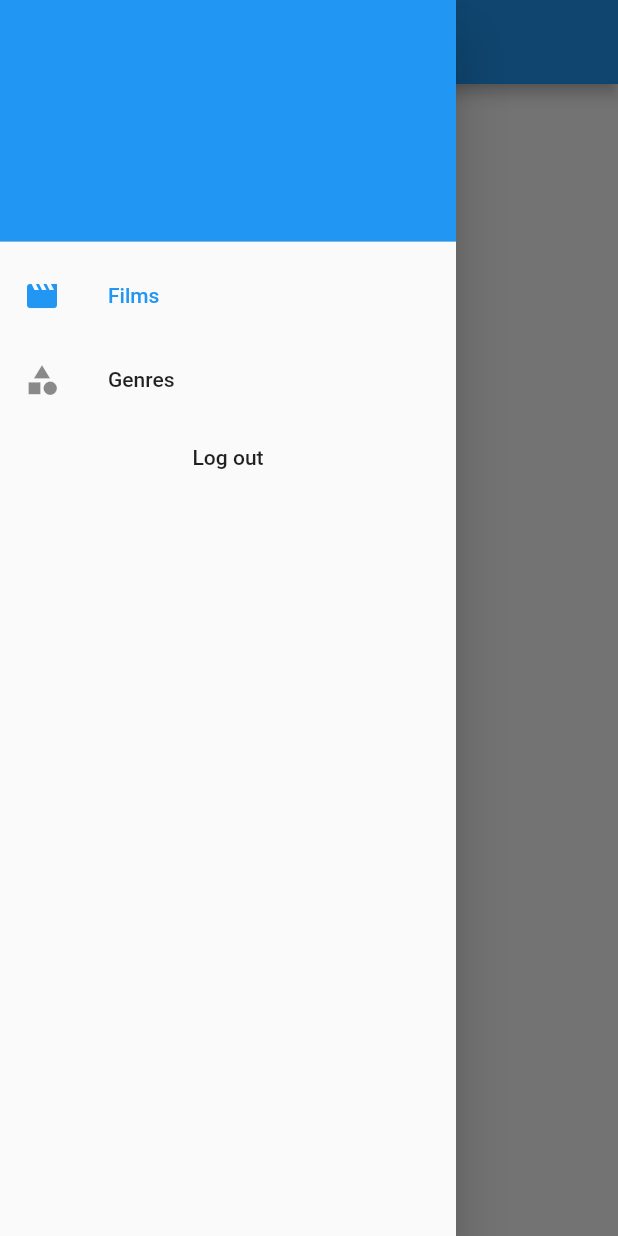
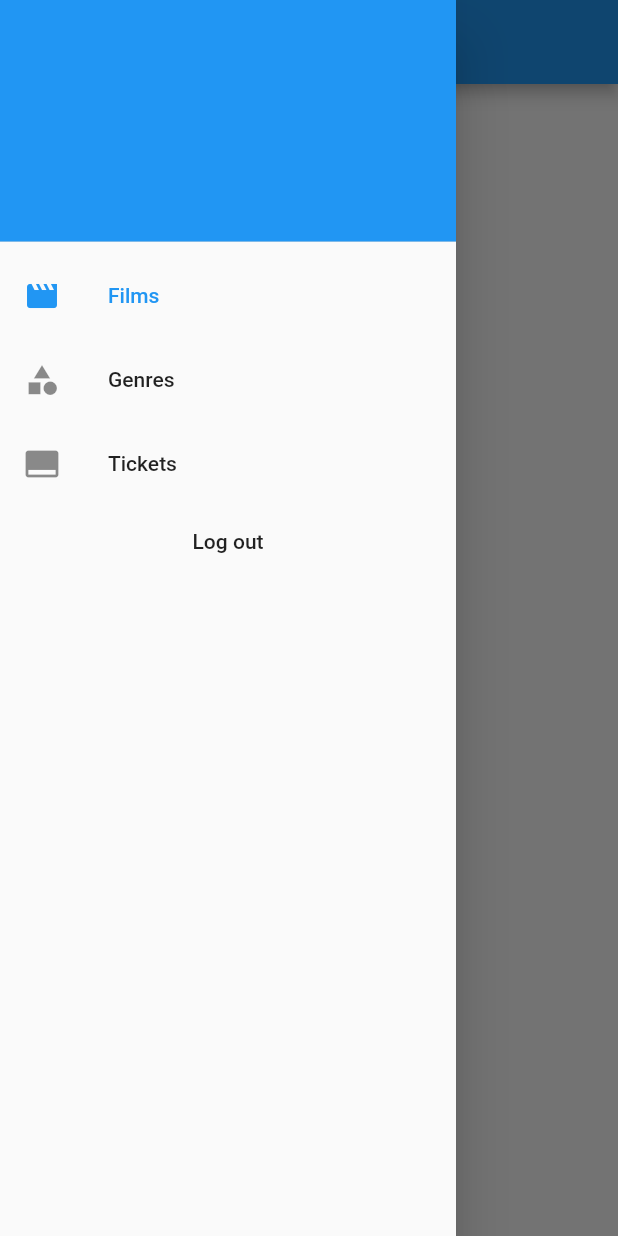
Before and after one commit to imhenoch/cinnamon, a Flutter app: the HomePage screen opened directly, with the side drawer open, on a phone screen of 412 x 824 dp. Run offline on Flutter 3.47's test engine with Material 2 defaults, Android fonts, the phone set to English and light mode, and no system bars; our stand-ins replace fluttertoast, shared_preferences; accounts and stored records are empty; network calls fail.

Commit message:
A lot of changes

```diff
--- a/lib/api/cinnema_api.dart
+++ b/lib/api/cinnema_api.dart
@@ -3,13 +3,14 @@ import 'dart:convert';
 import 'package:cinnamon/models/film.dart';
 import 'package:cinnamon/models/function.dart';
 import 'package:cinnamon/models/genre.dart';
+import 'package:cinnamon/models/ticket.dart';
 import 'package:cinnamon/models/user.dart';
 import 'package:cinnamon/shared/constants.dart';
 import 'package:http/http.dart' as http;
 import 'package:shared_preferences/shared_preferences.dart';
 
 class CinnemaApi {
-  static final _baseUrl = "http://192.168.1.74:8080";
+  static final _baseUrl = "http://10.100.4.191:8080";
   static var _headers = {
     "Accept": "application/json",
     "content-type": "application/json",
@@ -78,6 +79,16 @@ class CinnemaApi {
     }
   }
 
+  static Future<List<TheFunction>> getAllFunctions() async {
+    final response = await http.get('$_baseUrl/function', headers: _headers);
+
+    if (response.statusCode == 200) {
+      return functionsFromJson(response.body);
+    } else {
+      throw Exception('Failed to get functions');
+    }
+  }
+
   static Future<List<TheFunction>> getFunctions(Film film) async {
     final response =
         await http.get('$_baseUrl/function/${film.id}', headers: _headers);
@@ -120,8 +131,9 @@ class CinnemaApi {
         Constants.FAVORITE_GENRES_PREFERENCE, favoriteGenres);
   }
 
-  static Future<bool> saveTicket(int function, int row, int column) async {
-    var ticket = "$function,$row,$column";
+  static Future<bool> saveTicket(
+      String film, int row, int column, String date, String cinema) async {
+    var ticket = "$film,$row,$column,$date,$cinema";
     var preferences = await SharedPreferences.getInstance();
     List<String> tickets = [];
     if (preferences.containsKey(Constants.TICKETS_PREFERENCE)) {
@@ -131,6 +143,20 @@ class CinnemaApi {
     tickets.add(ticket);
     preferences.setStringList(Constants.TICKETS_PREFERENCE, tickets);
     return true;
+  }
+
+  static Future<List<Ticket>> getTickets() async {
+    var preferences = await SharedPreferences.getInstance();
+    List<String> savedTickets = [];
+    if (preferences.containsKey(Constants.TICKETS_PREFERENCE))
+      savedTickets = preferences.getStringList(Constants.TICKETS_PREFERENCE);
+    List<Ticket> tickets = [];
+    savedTickets.forEach((row) {
+      var rowParams = row.split(',');
+      tickets.add(Ticket(rowParams[0], int.parse(rowParams[1]),
+          int.parse(rowParams[2]), rowParams[3], rowParams[4]));
+    });
+    return tickets;
   }
 
   static Future<void> loadToken() async {
--- a/lib/models/function.dart
+++ b/lib/models/function.dart
@@ -1,6 +1,7 @@
 import 'dart:convert';
 
 import 'package:cinnamon/models/cinema.dart';
+import 'package:cinnamon/models/film.dart';
 
 List<TheFunction> functionsFromJson(String str) => new List<TheFunction>.from(json.decode(str).map((x) => TheFunction.fromJson(x)));
 
@@ -9,11 +10,13 @@ String functionsToJson(List<TheFunction> data) => json.encode(new List<dynamic>.
 class TheFunction {
   int id;
   Cinema cinema;
+  Film film;
   String date;
 
   TheFunction({
     this.id,
     this.cinema,
+    this.film,
     this.date,
   });
 
--- /dev/null
+++ b/lib/models/ticket.dart
@@ -0,0 +1,9 @@
+class Ticket {
+  final String film;
+  final int row;
+  final int column;
+  final String date;
+  final String cinema;
+
+  Ticket(this.film, this.row, this.column, this.date, this.cinema);
+}
--- a/lib/ui/film_details.dart
+++ b/lib/ui/film_details.dart
@@ -29,7 +29,7 @@ class _FilmPageState extends State<FilmPage> {
     Navigator.push(
         context,
         MaterialPageRoute(
-            builder: (BuildContext ctx) => SeatsPage(function)));
+            builder: (BuildContext ctx) => SeatsPage(function, widget._film)));
   }
 
   Widget _rating() {
--- a/lib/ui/home.dart
+++ b/lib/ui/home.dart
@@ -4,12 +4,14 @@ import 'package:cinnamon/shared/ui.dart';
 import 'package:cinnamon/ui/films.dart';
 import 'package:cinnamon/ui/genres.dart';
 import 'package:cinnamon/ui/login.dart';
+import 'package:cinnamon/ui/tickets.dart';
 import 'package:flutter/material.dart';
 
 class HomePage extends StatefulWidget {
   final drawerItems = [
     DrawerItem("Films", Icons.movie),
-    DrawerItem("Genres", Icons.category)
+    DrawerItem("Genres", Icons.category),
+    DrawerItem("Tickets", Icons.call_to_action)
   ];
 
   @override
@@ -50,6 +52,8 @@ class _HomePageState extends State<HomePage> {
         return Films();
       case 1:
         return Genres();
+      case 2:
+        return Tickets();
       default:
         return Text("Error");
     }
--- a/lib/ui/seats.dart
+++ b/lib/ui/seats.dart
@@ -1,15 +1,17 @@
 import 'package:cinnamon/api/cinnema_api.dart';
 import 'package:cinnamon/models/function.dart';
+import 'package:cinnamon/models/film.dart';
 import 'package:cinnamon/shared/ui.dart';
 import 'package:flutter/material.dart';
 
 class SeatsPage extends StatelessWidget {
   final TheFunction function;
+  final Film film;
 
-  SeatsPage(this.function);
+  SeatsPage(this.function, this.film);
 
   _seatSelection(int row, int column) {
-    CinnemaApi.saveTicket(function.id, row, column).then((result) {
+    CinnemaApi.saveTicket(film.name, row, column, function.date, function.cinema.name).then((result) {
       if (result)
         UIUtils.notifyInfo("Ticket bought");
       else
--- /dev/null
+++ b/lib/ui/tickets.dart
@@ -0,0 +1,33 @@
+import 'package:cinnamon/api/cinnema_api.dart';
+import 'package:flutter/material.dart';
+import 'package:cinnamon/models/ticket.dart';
+
+class Tickets extends StatefulWidget {
+  @override
+  _TicketsState createState() => _TicketsState();
+}
+
+class _TicketsState extends State<Tickets> {
+  List<Ticket> _tickets = [];
+
+  @override
+  void initState() {
+    super.initState();
+    CinnemaApi.getTickets()
+        .then((tickets) => setState(() => _tickets = tickets))
+        .catchError((error) {});
+  }
+
+  @override
+  Widget build(BuildContext context) {
+    return Scrollbar(
+        child: ListView.builder(
+            padding: const EdgeInsets.only(bottom: 50.0),
+            itemCount: _tickets.length,
+            itemBuilder: (BuildContext context, int index) {
+              final ticket = _tickets[index];
+              return Text("${ticket.row} - ${ticket.column} - ${ticket.cinema} - ${ticket.film} - ${ticket.date}");
+            })
+    );
+  }
+}
```
